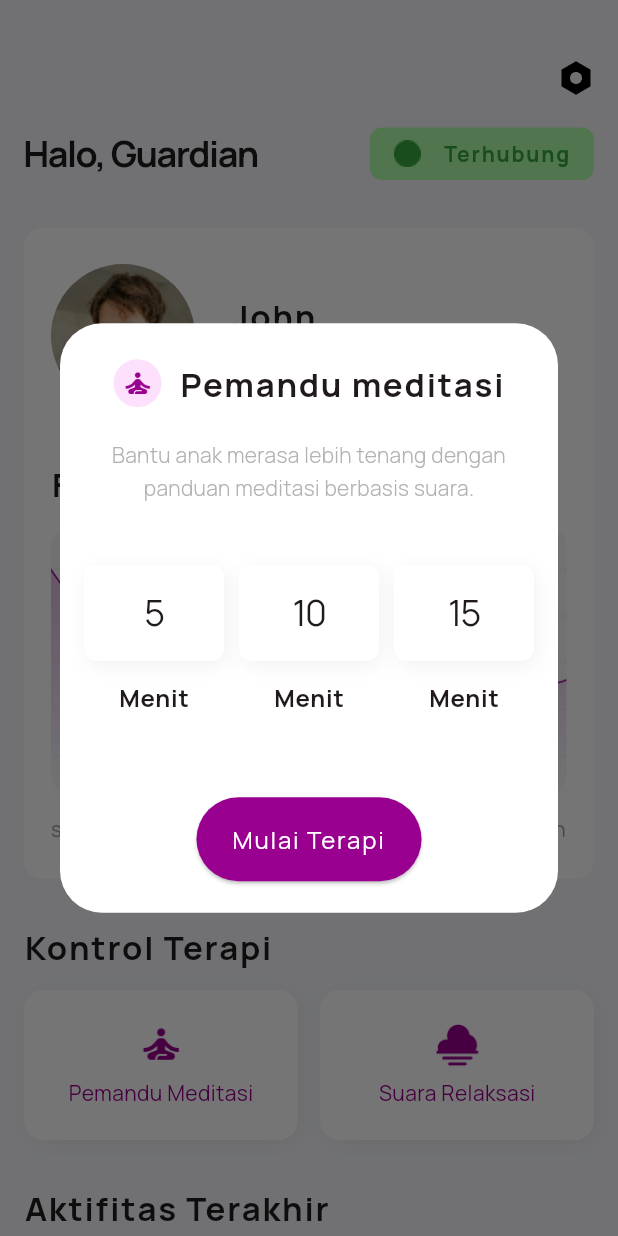
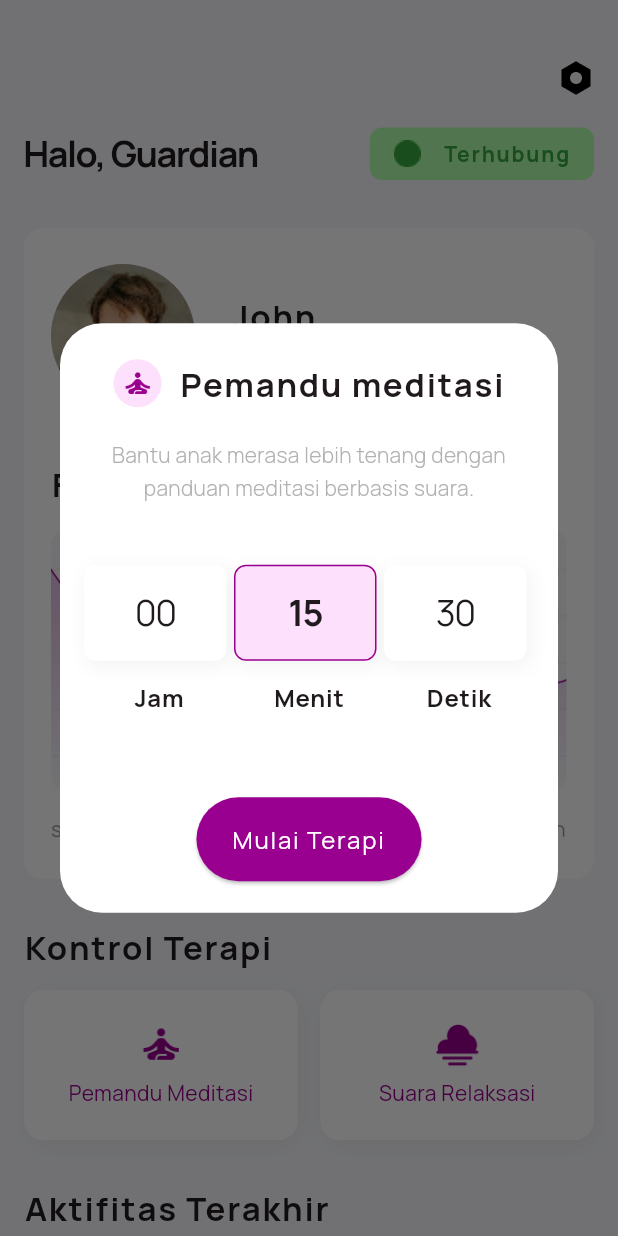
Before and after one commit to DevanyAguslia/calco_find_it, a Flutter app: the HomePage screen opened directly, after a tap on "Pemandu Meditasi", on a phone screen of 412 x 824 dp. Run offline on Flutter 3.47's test engine with Material 3 defaults, Android fonts, the phone set to English and light mode, and no system bars; our stand-ins replace cloud_firestore, firebase_auth, firebase_core, google_fonts; accounts and stored records are empty.

Commit message:
refactor: change min sdk project and modify custom time button to responsive

```diff
--- a/lib/pages/home_page.dart
+++ b/lib/pages/home_page.dart
@@ -7,8 +7,15 @@ import 'package:flutter/material.dart';
 import '../static/navigation_route.dart';
 import '../widgets/custom_button.dart';
 
-class HomePage extends StatelessWidget {
+class HomePage extends StatefulWidget {
   const HomePage({super.key});
+
+  @override
+  State<HomePage> createState() => _HomePageState();
+}
+
+class _HomePageState extends State<HomePage> {
+  // int selectedIndex = -1;
 
   @override
   Widget build(BuildContext context) {
@@ -77,10 +84,13 @@ class HomePage extends StatelessWidget {
                     child: ImageIconButton(
                   imageUrl: "assets/icons/icon_meditation.png",
                   title: "Pemandu Meditasi",
-                  onTap: () async {
-                    return showDialog(
+                  onTap: () {
+                    showDialog(
                       context: context,
                       builder: (context) {
+                        int selectedIndex = 1;
+
+                        return StatefulBuilder(builder: (context, setState) {
                           return AlertDialog(
                             backgroundColor: Colors.white,
                             contentPadding: const EdgeInsets.symmetric(
@@ -103,13 +113,17 @@ class HomePage extends StatelessWidget {
                                     height: 21,
                                   ),
                                 ),
-                              Text(
+                                Flexible(
+                                  child: Text(
                                     "Pemandu meditasi",
                                     style: Theme.of(context)
                                         .textTheme
                                         .titleLarge!
                                         .copyWith(
                                           fontWeight: FontWeight.w700,
+                                        ),
+                                    overflow: TextOverflow.ellipsis,
+                                    maxLines: 1,
                                   ),
                                 ),
                               ],
@@ -128,25 +142,69 @@ class HomePage extends StatelessWidget {
                                       ),
                                 ),
                                 const SizedBox(height: 40),
-                              const Row(
+                                // Row(
+                                //   mainAxisAlignment:
+                                //       MainAxisAlignment.spaceBetween,
+                                //   children: [
+                                //     Expanded(
+                                //         child: CustomTimeButton(
+                                //       time: "00",
+                                //       title: "Jam",
+                                //       isSelected: selectedIndex == 0,
+                                //       onTap: () {
+                                //         setState(() {
+                                //           selectedIndex = 0;
+                                //           print("selectedIndex: $selectedIndex");
+                                //         });
+                                //       },
+                                //     )),
+                                //     const SizedBox(width: 10),
+                                //     Expanded(
+                                //         child: CustomTimeButton(
+                                //       time: "15",
+                                //       isSelected: selectedIndex == 1,
+                                //       onTap: () {
+                                //         setState(() {
+                                //           selectedIndex = 1;
+                                //           print("selectedIndex: $selectedIndex");
+                                //         });
+                                //       },
+                                //     )),
+                                //     const SizedBox(width: 10),
+                                //     Expanded(
+                                //         child: CustomTimeButton(
+                                //       time: "30",
+                                //       title: "Detik",
+                                //       isSelected: selectedIndex == 2,
+                                //       onTap: () =>
+                                //           setState(() => selectedIndex = 2),
+                                //     )),
+                                //   ],
+                                // ),
+                                Row(
                                   mainAxisAlignment:
-                                    MainAxisAlignment.spaceBetween,
-                                children: [
-                                  Expanded(
+                                      MainAxisAlignment.spaceAround,
+                                  children: List.generate(3, (index) {
+                                    final timeOptions = ["00", "15", "30"];
+
+                                    final titleOptions = [
+                                      "Jam",
+                                      "Menit",
+                                      "Detik"
+                                    ];
+                                    return Expanded(
                                       child: CustomTimeButton(
-                                    time: "5",
-                                  )),
-                                  SizedBox(width: 10),
-                                  Expanded(
-                                      child: CustomTimeButton(
-                                    time: "10",
-                                  )),
-                                  SizedBox(width: 10),
-                                  Expanded(
-                                      child: CustomTimeButton(
-                                    time: "15",
-                                  )),
-                                ],
+                                        time: timeOptions[index],
+                                        title: titleOptions[index],
+                                        isSelected: selectedIndex == index,
+                                        onTap: () {
+                                          setState(() {
+                                            selectedIndex = index;
+                                          });
+                                        },
+                                      ),
+                                    );
+                                  }),
                                 ),
                                 const SizedBox(height: 54),
                                 Align(
@@ -164,6 +222,7 @@ class HomePage extends StatelessWidget {
                               ],
                             ),
                           );
+                        });
                       },
                     );
                   },
@@ -177,6 +236,7 @@ class HomePage extends StatelessWidget {
                     return showDialog(
                       context: context,
                       builder: (context) {
+                        int selectedIndex = 1;
                         return AlertDialog(
                           backgroundColor: Colors.white,
                           contentPadding: const EdgeInsets.symmetric(
@@ -225,33 +285,45 @@ class HomePage extends StatelessWidget {
                                       ),
                                 ),
                                 const SizedBox(height: 40),
-                                const Row(
+                                Row(
                                   children: [
                                     Expanded(
                                         child: CustomTimeButton(
                                       imageUrl: "assets/icons/icon_white.png",
                                       title: "White Noise",
+                                      isSelected: selectedIndex == 2,
+                                      onTap: () =>
+                                          setState(() => selectedIndex = 2),
                                     )),
-                                    SizedBox(width: 10),
+                                    const SizedBox(width: 10),
                                     Expanded(
                                         child: CustomTimeButton(
                                       imageUrl: "assets/icons/icon_brown.png",
                                       title: "Brown Noise",
+                                      isSelected: selectedIndex == 2,
+                                      onTap: () =>
+                                          setState(() => selectedIndex = 2),
                                     )),
                                   ],
                                 ),
-                                const Row(
+                                Row(
                                   children: [
                                     Expanded(
                                         child: CustomTimeButton(
                                       imageUrl: "assets/icons/icon_rainy.png",
                                       title: "Suara Hujan",
+                                      isSelected: selectedIndex == 2,
+                                      onTap: () =>
+                                          setState(() => selectedIndex = 2),
                                     )),
-                                    SizedBox(width: 10),
+                                    const SizedBox(width: 10),
                                     Expanded(
                                         child: CustomTimeButton(
                                       imageUrl: "assets/icons/icon_wave.png",
                                       title: "Suara Ombak",
+                                      isSelected: selectedIndex == 2,
+                                      onTap: () =>
+                                          setState(() => selectedIndex = 2),
                                     )),
                                   ],
                                 ),
--- a/lib/style/colors/calco_colors.dart
+++ b/lib/style/colors/calco_colors.dart
@@ -2,6 +2,7 @@ import 'package:flutter/material.dart';
 
 enum CalcoColors {
   primary("kPrimary", Color(0xff99008F)),
+  pastelPrimary("kPasterPrimary", Color(0xffFDE0FB)),
   secondary("kSecondary", Color(0xffFDE0FB)),
   primaryGreen("kPrimaryGreen", Color(0xff37A841)),
   secondaryGreen("kSecondaryGreen", Color(0xffB1FFAB)),
--- a/lib/widgets/custom_time_button.dart
+++ b/lib/widgets/custom_time_button.dart
@@ -1,39 +1,56 @@
 import 'package:flutter/material.dart';
+
+import '../style/colors/calco_colors.dart';
 
 class CustomTimeButton extends StatelessWidget {
   final String? time;
   final String? imageUrl;
   final String? title;
+  final VoidCallback? onTap;
+  final bool isSelected;
 
   const CustomTimeButton({
     this.time,
     this.imageUrl,
     this.title,
+    this.onTap,
+    required this.isSelected,
     super.key,
   });
 
   @override
   Widget build(BuildContext context) {
-    return Column(
+    return GestureDetector(
+      onTap: onTap,
+      child: Column(
         children: [
           Container(
             height: 64,
-          margin: const EdgeInsets.only(bottom: 12),
+            margin: const EdgeInsets.only(bottom: 12, right: 5),
             decoration: BoxDecoration(
+              border: Border.all(
+                  width: 1,
+                  color: isSelected ? CalcoColors.primary.color : Colors.white),
               borderRadius: BorderRadius.circular(8),
-              color: Colors.white,
+              color:
+                  isSelected ? CalcoColors.pastelPrimary.color : Colors.white,
               boxShadow: [
                 BoxShadow(
-                    color: Color(0xff010101).withOpacity(0.05),
-                    offset: Offset(2, 3),
-                    blurRadius: 9.9)
-              ]),
+                  color: const Color(0xff010101).withOpacity(0.05),
+                  offset: const Offset(2, 3),
+                  blurRadius: 9.9,
+                )
+              ],
+            ),
             alignment: Alignment.center,
             child: time != null
                 ? Text(
                     time!,
                     textAlign: TextAlign.center,
-                  style: Theme.of(context).textTheme.headlineSmall,
+                    style: Theme.of(context).textTheme.headlineSmall!.copyWith(
+                          fontWeight:
+                              isSelected ? FontWeight.bold : FontWeight.normal,
+                        ),
                   )
                 : Image.asset(
                     imageUrl!,
@@ -43,12 +60,12 @@ class CustomTimeButton extends StatelessWidget {
           ),
           Text(
             title ?? "Menit",
-          style: Theme.of(context)
-              .textTheme
-              .bodyLarge!
-              .copyWith(fontWeight: FontWeight.w700),
-        )
+            style: Theme.of(context).textTheme.bodyLarge!.copyWith(
+                  fontWeight: FontWeight.w700,
+                ),
+          ),
         ],
+      ),
     );
   }
 }
```
Also changed, not shown: 1 other file. Lines whose indentation alone changed are shown as unchanged.
